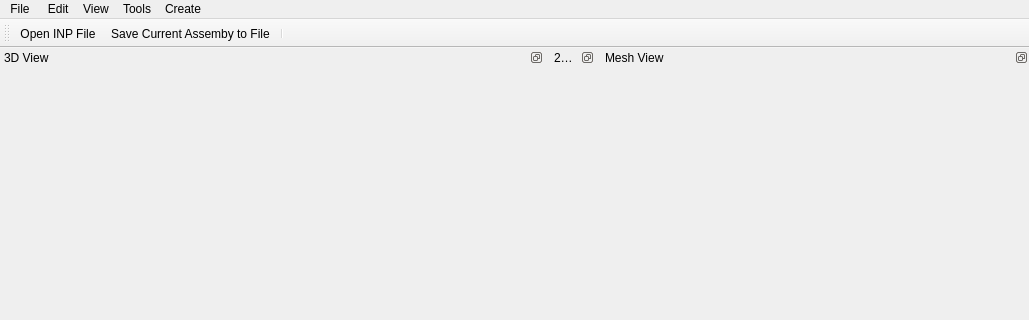
First picture: the form in Application/qNucMainWindow.ui, repository Sprunth/RGG, before the edit; both pictures show x 0 to 1029 and y 0 to 320 of the 1029 by 791 pixel window.
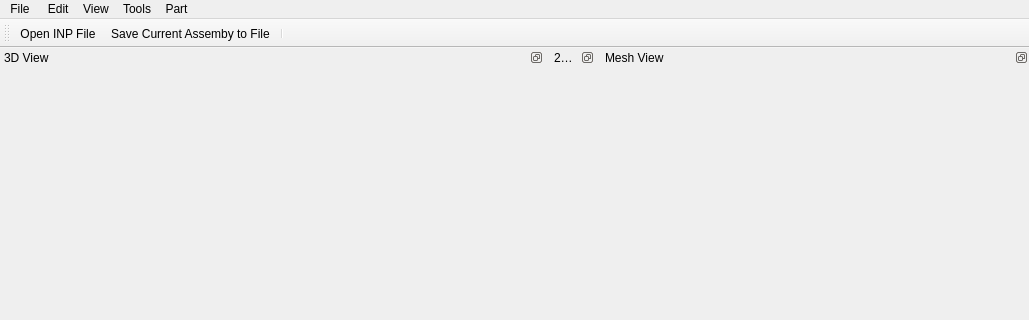
Second picture: the form after the edit. Icons and pictures are not drawn. Custom widgets are drawn as their Qt base class.

Diff of the .ui file:
```diff
--- a/Application/qNucMainWindow.ui
+++ b/Application/qNucMainWindow.ui
@@ -147,9 +147,9 @@
     <addaction name="separator"/>
     <addaction name="menuTesting"/>
    </widget>
-   <widget class="QMenu" name="menuCreate">
+   <widget class="QMenu" name="menuPart">
     <property name="title">
-     <string>Create</string>
+     <string>Part</string>
     </property>
    </widget>
    <widget class="QMenu" name="menuView">
@@ -162,7 +162,7 @@
    <addaction name="menuEdit"/>
    <addaction name="menuView"/>
    <addaction name="menuTools"/>
-   <addaction name="menuCreate"/>
+   <addaction name="menuPart"/>
   </widget>
   <widget class="QDockWidget" name="InputsDock">
    <property name="sizePolicy">
```
